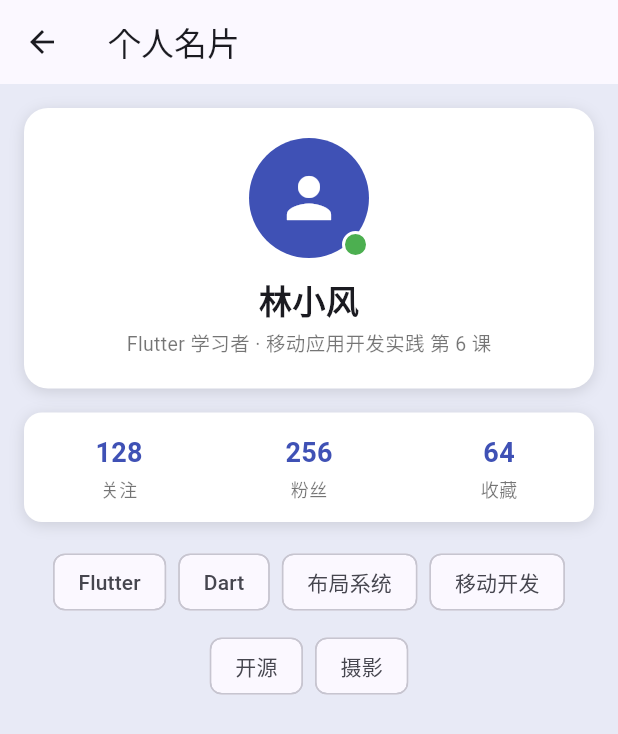
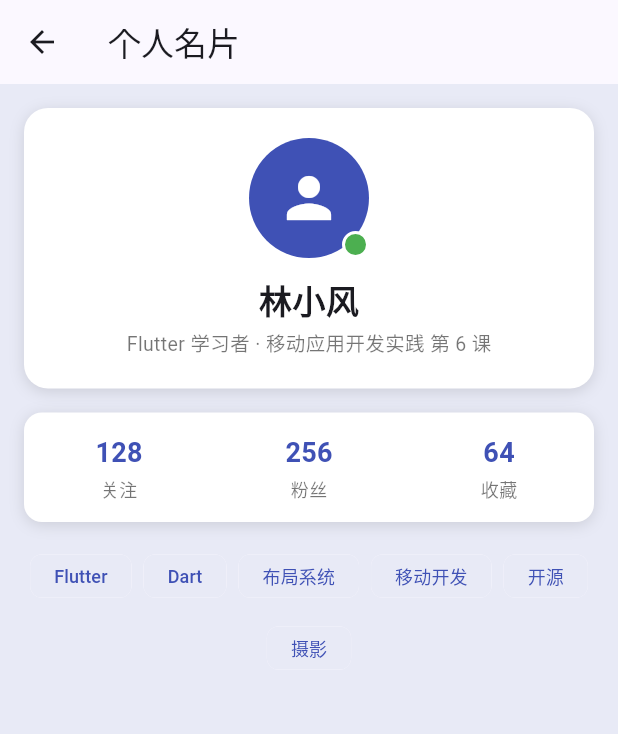
Before and after one commit to cl0vers33/lecture6, a Flutter app: the ProfileCardPage screen opened directly, on a phone screen of 412 x 824 dp. Shown: the top 734 px of the screen. Run offline on Flutter 3.47's test engine with Material 3 defaults, Android fonts, the phone set to English and light mode, and no system bars.

Commit message:
feat: match design spec, zero overflow warnings

```diff
--- a/lib/pages/profile_card.dart
+++ b/lib/pages/profile_card.dart
@@ -1,7 +1,13 @@
 import 'package:flutter/material.dart';
 
 /// 课堂案例复现：个人名片页 profile_card
-/// 步骤二：容器美化 —— 卡片装饰（圆角/阴影/留白）+ 头像 Stack 徽标
+/// 步骤三：设计稿对照验收 —— 间距/层级/配色逐项核对，无 RenderFlex 溢出告警
+///
+/// 故意实验记录（步骤三要求）：
+/// 把统计条三个数字块外的 Expanded 临时去掉 → Row 里三个 _StatItem 只按
+/// 自身内容宽度报告尺寸，挤在左侧无法等分整行；内容变长时出现 RenderFlex
+/// 溢出黄黑警告。加回 Expanded 后，三块按 flex 均分主轴剩余空间，恢复整齐。
+/// 结论：Expanded 让子组件"吃掉"主轴剩余空间，是等分布局的关键。
 class ProfileCardPage extends StatelessWidget {
   const ProfileCardPage({super.key});
 
@@ -93,23 +99,40 @@ class ProfileCardPage extends StatelessWidget {
               ),
             ),
             const SizedBox(height: 16),
-            // ③ 标签云：Wrap 流式排列
+            // ③ 标签云：Wrap 流式排列，Chip 细化配色
             Wrap(
               spacing: 8,
               runSpacing: 8,
               alignment: WrapAlignment.center,
               children: const [
-                Chip(label: Text('Flutter')),
-                Chip(label: Text('Dart')),
-                Chip(label: Text('布局系统')),
-                Chip(label: Text('移动开发')),
-                Chip(label: Text('开源')),
-                Chip(label: Text('摄影')),
+                _ProfileTag('Flutter'),
+                _ProfileTag('Dart'),
+                _ProfileTag('布局系统'),
+                _ProfileTag('移动开发'),
+                _ProfileTag('开源'),
+                _ProfileTag('摄影'),
               ],
             ),
           ],
         ),
       ),
+    );
+  }
+}
+
+/// 名片标签：浅底 + 主题色文字的 Chip
+class _ProfileTag extends StatelessWidget {
+  final String text;
+  const _ProfileTag(this.text);
+
+  @override
+  Widget build(BuildContext context) {
+    return Chip(
+      label: Text(text),
+      backgroundColor: Colors.indigo[50],
+      side: BorderSide.none,
+      labelStyle: const TextStyle(fontSize: 12, color: Colors.indigo),
+      visualDensity: VisualDensity.compact,
     );
   }
 }
```
